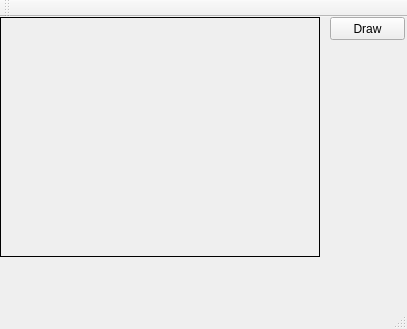
Aleskey1988/GraphicsEditor, file GraphicsEditor/GraphicsEditor.ui: the form before one commit.
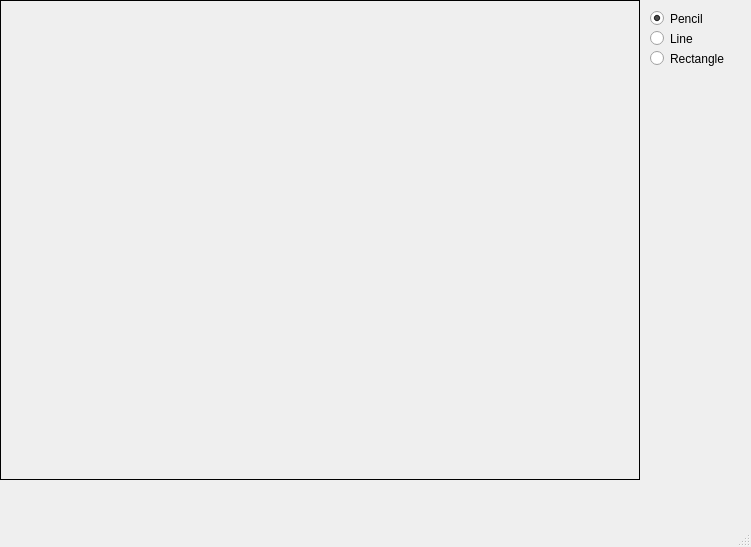
The form after the commit.

Commit message: Added Pencil, Line, and Rectangle tools

The edit to the form file:
```diff
--- a/GraphicsEditor/GraphicsEditor.ui
+++ b/GraphicsEditor/GraphicsEditor.ui
@@ -6,8 +6,8 @@
    <rect>
     <x>0</x>
     <y>0</y>
-    <width>407</width>
-    <height>329</height>
+    <width>751</width>
+    <height>547</height>
    </rect>
   </property>
   <property name="windowTitle">
@@ -19,8 +19,8 @@
      <rect>
       <x>0</x>
       <y>0</y>
-      <width>320</width>
-      <height>240</height>
+      <width>640</width>
+      <height>480</height>
      </rect>
     </property>
     <property name="frameShape">
@@ -29,24 +29,57 @@
     <property name="text">
      <string/>
     </property>
-    <property name="scaledContents">
+   </widget>
+   <widget class="QRadioButton" name="buttonPencil">
+    <property name="geometry">
+     <rect>
+      <x>650</x>
+      <y>10</y>
+      <width>82</width>
+      <height>17</height>
+     </rect>
+    </property>
+    <property name="text">
+     <string>Pencil</string>
+    </property>
+    <property name="checked">
      <bool>true</bool>
     </property>
    </widget>
-   <widget class="QPushButton" name="buttonDraw">
+   <widget class="QRadioButton" name="buttonLine">
     <property name="geometry">
      <rect>
-      <x>330</x>
-      <y>0</y>
-      <width>75</width>
-      <height>23</height>
+      <x>650</x>
+      <y>30</y>
+      <width>82</width>
+      <height>17</height>
      </rect>
     </property>
     <property name="text">
-     <string>Draw</string>
+     <string>Line</string>
     </property>
+    <attribute name="buttonGroup">
+     <string notr="true">buttonGroup</string>
+    </attribute>
+   </widget>
+   <widget class="QRadioButton" name="buttonRect">
+    <property name="geometry">
+     <rect>
+      <x>650</x>
+      <y>50</y>
+      <width>82</width>
+      <height>17</height>
+     </rect>
+    </property>
+    <property name="text">
+     <string>Rectangle</string>
+    </property>
+    <attribute name="buttonGroup">
+     <string notr="true">buttonGroup</string>
+    </attribute>
    </widget>
   </widget>
+  <widget class="QStatusBar" name="statusBar"/>
   <widget class="QMenuBar" name="menuBar">
    <property name="geometry">
     <rect>
@@ -57,15 +90,6 @@
     </rect>
    </property>
   </widget>
-  <widget class="QToolBar" name="mainToolBar">
-   <attribute name="toolBarArea">
-    <enum>TopToolBarArea</enum>
-   </attribute>
-   <attribute name="toolBarBreak">
-    <bool>false</bool>
-   </attribute>
-  </widget>
-  <widget class="QStatusBar" name="statusBar"/>
  </widget>
  <layoutdefault spacing="6" margin="11"/>
  <resources>
```
Left out of the diff: 10 changed lines with no effect on the pictures. The commit also changes 4 other files.
